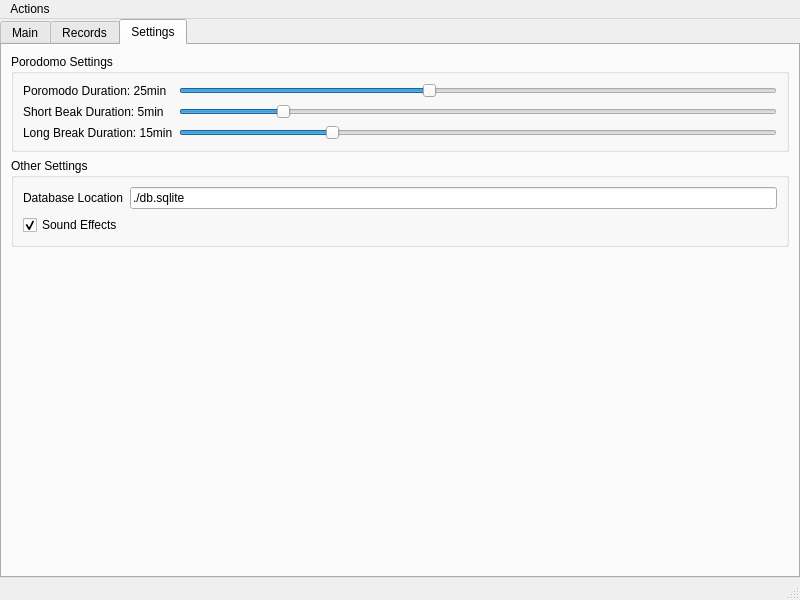
Before: the Qt Designer form mainwindow.ui in jicewarwick/ScheduleRecoder, drawn with Qt 5.
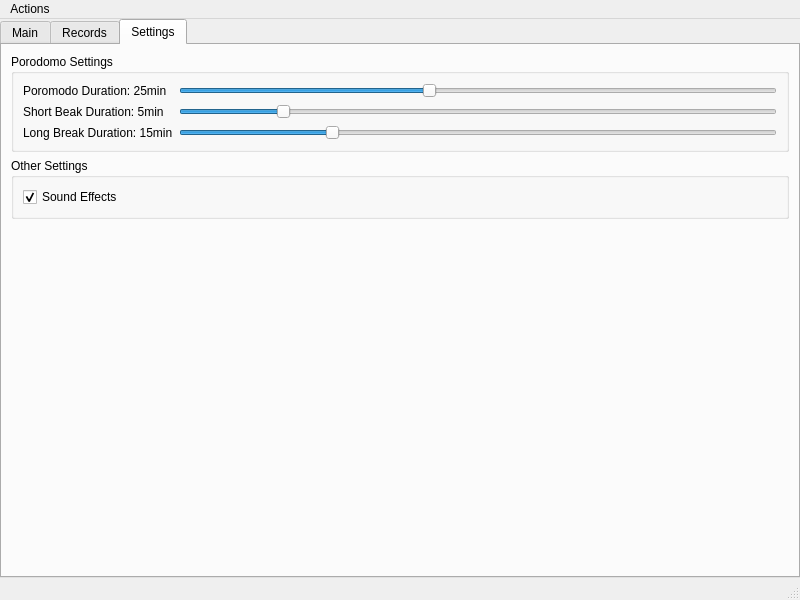
After: the same form once the commit is applied. The open tabs and pages were chosen to show the change.

Diff of the .ui file:
```diff
--- a/mainwindow.ui
+++ b/mainwindow.ui
@@ -295,23 +295,6 @@
           </property>
           <layout class="QGridLayout" name="gridLayout_2">
            <item row="0" column="0">
-            <widget class="QLabel" name="label_4">
-             <property name="text">
-              <string>Database Location</string>
-             </property>
-             <property name="buddy">
-              <cstring>db_loc_lineedit</cstring>
-             </property>
-            </widget>
-           </item>
-           <item row="0" column="1">
-            <widget class="QLineEdit" name="db_loc_lineedit">
-             <property name="text">
-              <string>./db.sqlite</string>
-             </property>
-            </widget>
-           </item>
-           <item row="1" column="0">
             <widget class="QCheckBox" name="sound_effect_checkbox">
              <property name="text">
               <string>Sound Effects</string>
```
Left out of the diff: 85 changed lines with no effect on the pictures.
